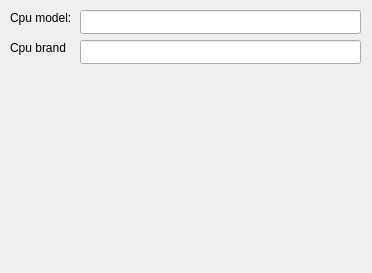
jakubiszon26/Mast, file Mast/hardware_info.ui: the form before one commit.
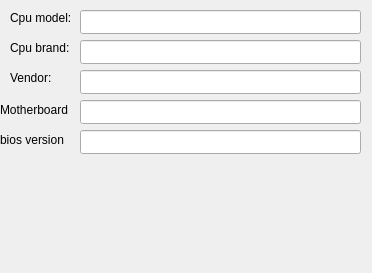
The form after the commit.

Commit message: board info and bios info

```diff
--- a/Mast/hardware_info.ui
+++ b/Mast/hardware_info.ui
@@ -62,7 +62,85 @@
     </rect>
    </property>
    <property name="text">
-    <string>Cpu brand</string>
+    <string>Cpu brand:</string>
+   </property>
+  </widget>
+  <widget class="QLineEdit" name="pc_vendor">
+   <property name="geometry">
+    <rect>
+     <x>80</x>
+     <y>70</y>
+     <width>281</width>
+     <height>24</height>
+    </rect>
+   </property>
+   <property name="readOnly">
+    <bool>true</bool>
+   </property>
+  </widget>
+  <widget class="QLabel" name="label_3">
+   <property name="geometry">
+    <rect>
+     <x>10</x>
+     <y>70</y>
+     <width>71</width>
+     <height>16</height>
+    </rect>
+   </property>
+   <property name="text">
+    <string>Vendor:</string>
+   </property>
+  </widget>
+  <widget class="QLineEdit" name="motherboard">
+   <property name="geometry">
+    <rect>
+     <x>80</x>
+     <y>100</y>
+     <width>281</width>
+     <height>24</height>
+    </rect>
+   </property>
+   <property name="readOnly">
+    <bool>true</bool>
+   </property>
+  </widget>
+  <widget class="QLabel" name="label_4">
+   <property name="geometry">
+    <rect>
+     <x>0</x>
+     <y>100</y>
+     <width>81</width>
+     <height>20</height>
+    </rect>
+   </property>
+   <property name="text">
+    <string>Motherboard</string>
+   </property>
+  </widget>
+  <widget class="QLineEdit" name="bios_version">
+   <property name="geometry">
+    <rect>
+     <x>80</x>
+     <y>130</y>
+     <width>281</width>
+     <height>24</height>
+    </rect>
+   </property>
+   <property name="readOnly">
+    <bool>true</bool>
+   </property>
+  </widget>
+  <widget class="QLabel" name="label_5">
+   <property name="geometry">
+    <rect>
+     <x>0</x>
+     <y>130</y>
+     <width>81</width>
+     <height>20</height>
+    </rect>
+   </property>
+   <property name="text">
+    <string>bios version</string>
    </property>
   </widget>
  </widget>
```
The commit also changes 1 other file.
